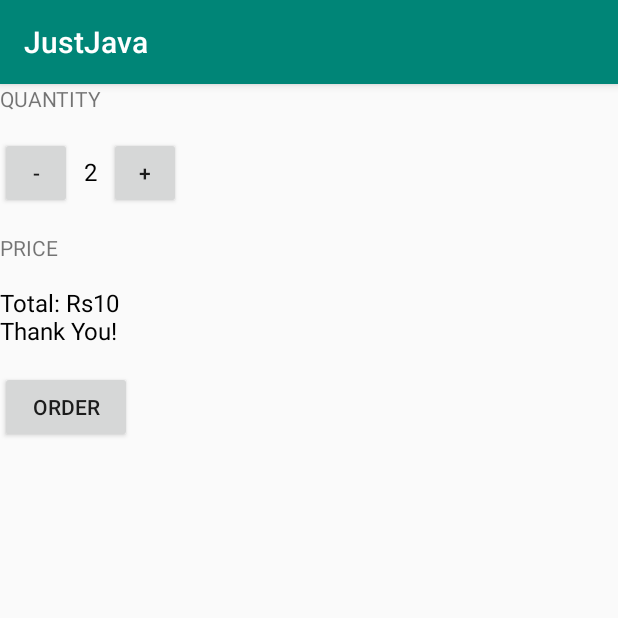
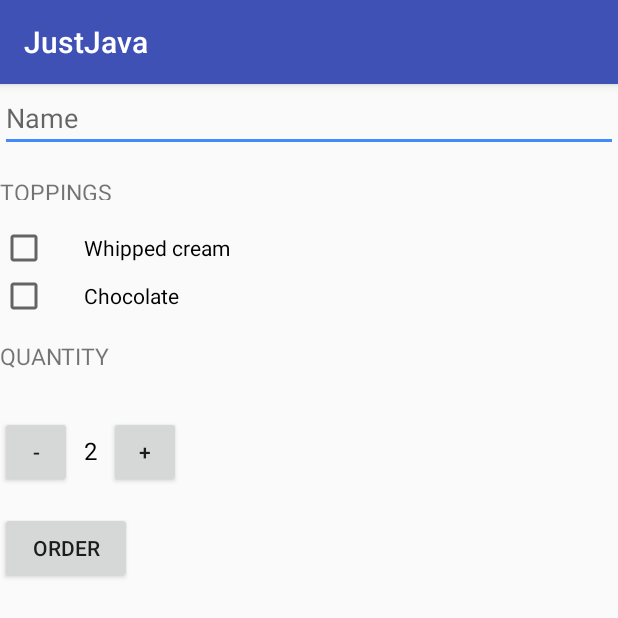
Before and after one commit to aarushivij/justJava, an Android app: the screen it shows after launch (MainActivity), after a tap on "ORDER", on a phone screen of 412 x 824 dp, the top half of it. Run offline under Robolectric (Android 15) with nearby library versions, the phone set to English and light mode, and no system bars.

Commit message:
New features add

```diff
--- a/JustJava/app/src/main/java/com/example/android/justjava/MainActivity.java
+++ b/JustJava/app/src/main/java/com/example/android/justjava/MainActivity.java
@@ -10,10 +10,18 @@ package com.example.android.justjava;
 
 
 
+import android.content.Intent;
+import android.net.Uri;
 import android.os.Bundle;
 import androidx.appcompat.app.AppCompatActivity;
+
+import android.util.Log;
+import android.view.Gravity;
 import android.view.View;
+import android.widget.CheckBox;
+import android.widget.EditText;
 import android.widget.TextView;
+import android.widget.Toast;
 
 import java.text.NumberFormat;
 
@@ -27,55 +35,100 @@ public class MainActivity extends AppCompatActivity {
         super.onCreate(savedInstanceState);
         setContentView(R.layout.activity_main);
     }
+
+
     int quantity = 2;
+
+    private String getName ()
+    {
+        EditText name = (EditText) findViewById(R.id.name_edit_text);
+        String customerName = name.getText().toString();
+        return customerName;
+    }
 
     /**
      * This method is called when the order button is clicked.
      */
     public void submitOrder(View view) {
 
-        int price = quantity*5;
-        String priceMessage = "Total: Rs"+ price;
-        String ty = "Thank You!";
-        displayMessage(priceMessage + "\n" + ty);
+        CheckBox whippedCream = findViewById(R.id.whipped_cream_checkbox);
+        CheckBox chocolate = findViewById(R.id.chocolate_checkbox);
+        boolean hasWhippedCream = whippedCream.isChecked();
+        boolean hasChocolate = chocolate.isChecked();
+        int price = calculatePrice(hasWhippedCream,hasChocolate);
+        String customerName = getName();
+        createOrderSummary(price,hasWhippedCream,hasChocolate,customerName);
 
     }
     public void increment(View view)
 
     {
+        if(quantity<100) {
+            quantity = quantity + 1;
+            displayQuantity(quantity);
+        }
+        else
+        {
+            Toast.makeText(this,"You cannot have more than 100 cups of coffee" , Toast.LENGTH_SHORT).show();
 
-        quantity=quantity+1;
-        display(quantity);
+
+        }
     }
     public void decrement(View view)
 
     {
-
-        quantity=quantity-1;
-        display(quantity);
+        if(quantity>0)
+        {quantity=quantity-1;
+        displayQuantity(quantity);}
+        else
+        {
+            Toast.makeText(this,"You cannot have less than 1 cup of coffee" , Toast.LENGTH_SHORT).show();
+        }
     }
 
     /**
      * This method displays the given quantity value on the screen.
      */
-    private void display(int number) {
+    private void displayQuantity(int number) {
         TextView quantityTextView = (TextView) findViewById(R.id.quantity_text_view);
         quantityTextView.setText("" + number);
     }
-    /**
-     * This method displays the given price on the screen.
-     */
-    private void displayPrice(int number) {
-        TextView priceTextView = (TextView) findViewById(R.id.price_text_view);
-        priceTextView.setText(NumberFormat.getCurrencyInstance().format(number));
+
+
+
+
+    private int calculatePrice (boolean hasWhippedCream , boolean hasChocolate)
+    {
+        int basePrice = 5;
+        if (hasWhippedCream)
+        {
+            basePrice = basePrice+1;
+        }
+
+        if (hasChocolate)
+        {
+            basePrice = basePrice +2;
+        }
+
+        int price = quantity*(basePrice);
+        return price;
     }
-    /**
-            * This method displays the given text on the screen.
- */
-    private void displayMessage(String message) {
-        TextView priceTextView = (TextView) findViewById(R.id.price_text_view);
-        priceTextView.setText(message);
+
+    private void createOrderSummary(int price, boolean hasWhippedCream , boolean hasChocolate, String customerName)
+
+    {
+        String summary = "Name: "+customerName+" \n Add Whipped cream? "+ hasWhippedCream +"\n Add chocolate? "+ hasChocolate+ "\n Quantity: "+ quantity+"\n Total: Rs "+price+"\n Thank You!";
+
+        Intent intent = new Intent(Intent.ACTION_SENDTO);
+        intent.setData(Uri.parse("mailto:")); // only email apps should handle this
+        intent.putExtra(Intent.EXTRA_SUBJECT, "Order Summary for"+ customerName);
+        intent.putExtra(Intent.EXTRA_TEXT, summary);
+        if (intent.resolveActivity(getPackageManager()) != null) {
+            startActivity(intent);
+        }
+
     }
 
 
+
 }
--- a/JustJava/app/src/main/res/layout/activity_main.xml
+++ b/JustJava/app/src/main/res/layout/activity_main.xml
@@ -1,78 +1,93 @@
 <?xml version="1.0" encoding="utf-8"?>
-<LinearLayout
-    xmlns:android="http://schemas.android.com/apk/res/android"
+
+<ScrollView xmlns:android="http://schemas.android.com/apk/res/android"
     xmlns:tools="http://schemas.android.com/tools"
     android:layout_width="match_parent"
+    android:layout_height="match_parent">
+
+    <LinearLayout
+
+        android:layout_width="match_parent"
         android:layout_height="match_parent"
-    tools:context=".MainActivity"
-    android:orientation="vertical">
+        android:orientation="vertical"
+        tools:context=".MainActivity">
+
+        <EditText
+            android:id="@+id/name_edit_text"
+            android:layout_width="match_parent"
+            android:layout_height="wrap_content"
+            android:hint="Name"
+            android:inputType="textCapWords"/>
+
+
+        <TextView
+            style="@style/HeaderTextStyle"
+            android:text="Toppings"
+            android:paddingTop="16dp"
+            android:paddingBottom="16dp"/>
+
+        <CheckBox
+            android:id="@+id/whipped_cream_checkbox"
+            android:layout_width="wrap_content"
+            android:layout_height="wrap_content"
+            android:paddingLeft="24dp"
+            android:text="Whipped cream" />
+
+        <CheckBox
+            android:id="@+id/chocolate_checkbox"
+            android:layout_width="wrap_content"
+            android:layout_height="wrap_content"
+            android:paddingLeft="24dp"
+            android:text="Chocolate" />
 
 
 
         <TextView
-        android:layout_width="wrap_content"
-        android:layout_height="wrap_content"
+            style="@style/HeaderTextStyle"
+            android:layout_marginBottom="16dp"
             android:text="Quantity"
-        android:textAllCaps="true"
-        android:layout_marginBottom="16dp"
             />
+
         <LinearLayout
             android:layout_width="wrap_content"
             android:layout_height="wrap_content"
-        android:orientation="horizontal"
-        >
+            android:orientation="horizontal">
 
             <Button
                 android:layout_width="48dp"
                 android:layout_height="48dp"
-            android:text="-"
                 android:onClick="decrement"
-            />
+                android:text="-" />
 
 
             <TextView
+                android:id="@+id/quantity_text_view"
                 android:layout_width="wrap_content"
                 android:layout_height="wrap_content"
+                android:layout_marginLeft="8dp"
+                android:layout_marginRight="8dp"
                 android:text="2"
                 android:textColor="#000000"
-        android:id="@+id/quantity_text_view"
-        android:textSize="16sp"
-        android:layout_marginLeft="8dp"
-        android:layout_marginRight="8dp"
-        />
+                android:textSize="16sp" />
 
             <Button
                 android:layout_width="48dp"
                 android:layout_height="48dp"
-            android:text="+"
-            android:onClick="increment"/>
+                android:onClick="increment"
+                android:text="+" />
 
 
         </LinearLayout>
 
-    <TextView
-        android:layout_width="wrap_content"
-        android:layout_height="wrap_content"
-        android:text="Price"
-        android:textAllCaps="true"
-        android:layout_marginBottom="16dp"
-        android:layout_marginTop="16dp"
-        />
-    <TextView
-        android:layout_width="wrap_content"
-        android:layout_height="wrap_content"
-        android:text="10"
-        android:textColor="#000000"
-        android:id="@+id/price_text_view"
-        android:textSize="16sp"
-        />
+
+
         <Button
             android:layout_width="wrap_content"
             android:layout_height="wrap_content"
-        android:text="ORDER"
             android:layout_marginTop="16dp"
             android:onClick="submitOrder"
-        />
+            android:text="ORDER" />
 
 
     </LinearLayout>
+</ScrollView>
--- a/JustJava/app/src/main/res/values/styles.xml
+++ b/JustJava/app/src/main/res/values/styles.xml
@@ -3,9 +3,18 @@
     <!-- Base application theme. -->
     <style name="AppTheme" parent="Theme.AppCompat.Light.DarkActionBar">
         <!-- Customize your theme here. -->
-        <item name="colorPrimary">@color/colorPrimary</item>
-        <item name="colorPrimaryDark">@color/colorPrimaryDark</item>
-        <item name="colorAccent">@color/colorAccent</item>
+        <item name="colorPrimary">#3F51B5</item>
+        <item name="colorPrimaryDark">#303F9F</item>
+        <item name="colorAccent">#448AFF</item>
     </style>
 
+    <style name="HeaderTextStyle">
+        <item name="android:layout_width">wrap_content</item>
+        <item name="android:layout_height">48dp</item>
+        <item name="android:gravity">center_vertical</item>
+        <item name="android:textAllCaps">true</item>
+        <item name="android:textSize">15sp</item>
+    </style>
+
+
 </resources>
```
Lines whose indentation alone changed are shown as unchanged.
